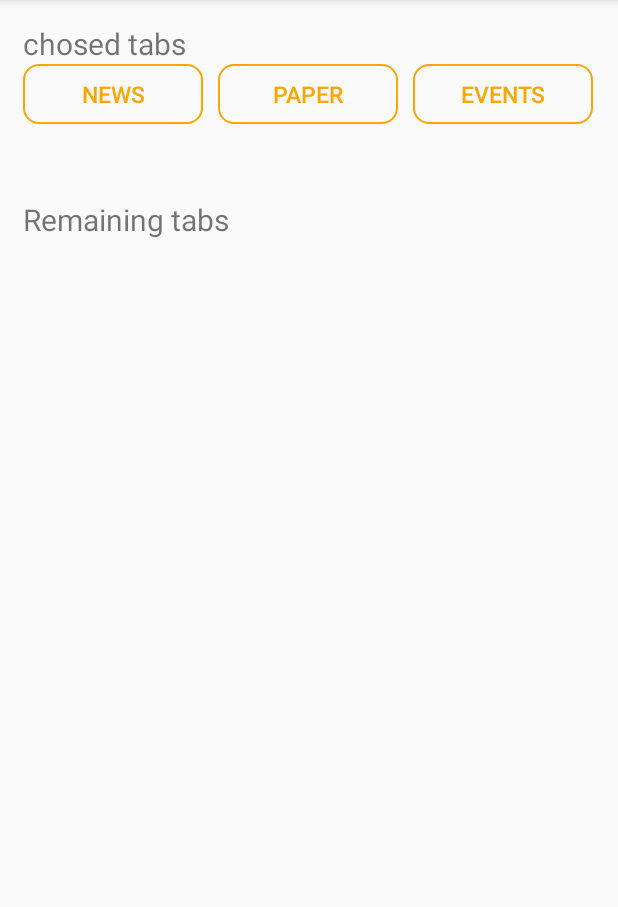
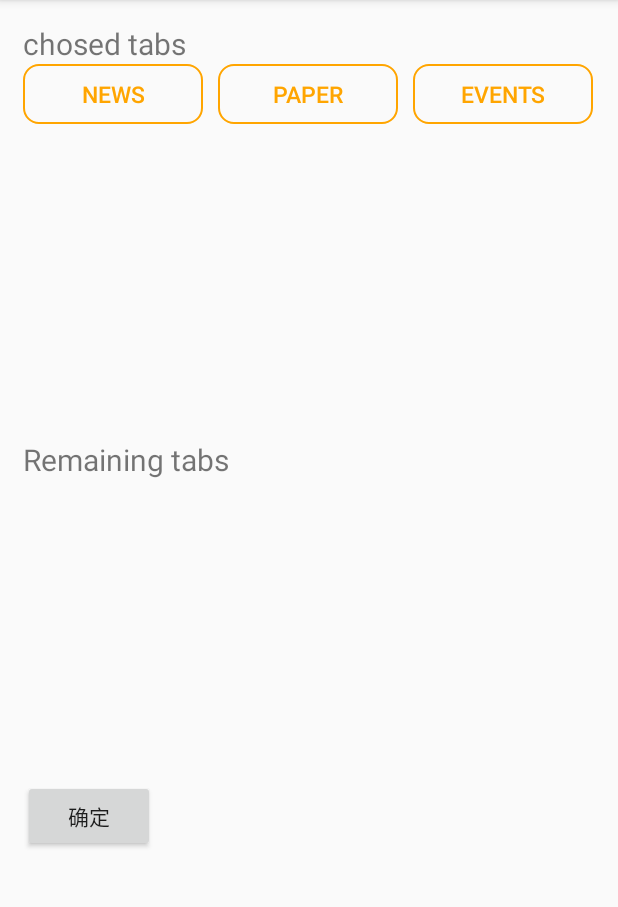
Before and after one commit to 515221650/BigHomework, an Android app: the screen it shows after launch (TabGridViewActivity), after a tap on an icon or button, on a phone screen of 412 x 824 dp, the part 84-991 px from its top. Run offline under Robolectric (Android 15) with nearby library versions, the phone set to English and light mode, and no system bars; libraries missing offline, so code that uses them is left out: com.scwang.smart; 7 statements that could not run were skipped.

Commit message:
finish tab function

```diff
--- a/app/src/main/java/com/example/bighomework/TabGridViewActivity.java
+++ b/app/src/main/java/com/example/bighomework/TabGridViewActivity.java
@@ -7,29 +7,48 @@ import android.os.Bundle;
 import android.util.Log;
 import android.view.View;
 import android.widget.AdapterView;
+import android.widget.Button;
 import android.widget.GridView;
 
 import androidx.appcompat.app.AppCompatActivity;
 
+import com.example.bighomework.common.DefineView;
 import com.google.android.material.tabs.TabLayout;
 
-public class TabGridViewActivity extends AppCompatActivity {
+public class TabGridViewActivity extends AppCompatActivity implements DefineView {
     private GridView mGv1, mGv2;
     private TabGridViewAdapter tabGridViewAdapter1, tabGridViewAdapter2;
+    private Button button;
     @Override
     protected void onCreate(Bundle savedInstanceState) {
         super.onCreate(savedInstanceState);
         setContentView(R.layout.tab_gridview_activity);
+        initView();
+        initValidData();
+        initListener();
+        binData();
+    }
 
+    @Override
+    public void initView() {
+        mGv1 = (GridView)findViewById(R.id.gd);
+        mGv2 = (GridView)findViewById(R.id.gd2);
+        button = (Button)findViewById(R.id.return_bth);
+    }
 
+    @Override
+    public void initValidData() {
         mGv1 = (GridView)findViewById(R.id.gd);
         mGv2 = (GridView)findViewById(R.id.gd2);
         Intent intent = getIntent();
         tabGridViewAdapter1 = new TabGridViewAdapter(TabGridViewActivity.this, intent.getStringArrayExtra("types"));
-        tabGridViewAdapter2 = new TabGridViewAdapter(TabGridViewActivity.this, null);
+        tabGridViewAdapter2 = new TabGridViewAdapter(TabGridViewActivity.this, intent.getStringArrayExtra("invisible_types"));
         mGv1.setAdapter(tabGridViewAdapter1);
         mGv2.setAdapter(tabGridViewAdapter2);
+    }
 
+    @Override
+    public void initListener() {
         mGv1.setOnItemClickListener(new AdapterView.OnItemClickListener() {
             @Override
             public void onItemClick(AdapterView<?> adapterView, View view, int i, long l) {
@@ -49,6 +68,20 @@ public class TabGridViewActivity extends AppCompatActivity {
                 tabGridViewAdapter2.delete(i);
             }
         });
+        button.setOnClickListener(new View.OnClickListener() {
+            @Override
+            public void onClick(View view) {
+                Intent intent = new Intent();
+                intent.putExtra("titles", tabGridViewAdapter1.getTypes());
+                intent.putExtra("invisible_titles", tabGridViewAdapter2.getTypes());
+                setResult(1, intent);
+                finish();
+            }
+        });
     }
 
+    @Override
+    public void binData() {
+
+    }
 }
--- a/app/src/main/java/com/example/bighomework/TabGridViewAdapter.java
+++ b/app/src/main/java/com/example/bighomework/TabGridViewAdapter.java
@@ -26,6 +26,11 @@ public class TabGridViewAdapter extends BaseAdapter {
             this.types.addAll(Arrays.asList(types));
 
     }
+
+    public String[] getTypes(){
+        return types.toArray(new String[0]);
+    }
+
     @Override
     public int getCount() {
         return types.size();
--- a/app/src/main/java/com/example/bighomework/fragment/MainInfoFragment.java
+++ b/app/src/main/java/com/example/bighomework/fragment/MainInfoFragment.java
@@ -29,6 +29,7 @@ public class MainInfoFragment extends BaseFragment implements DefineView {
     private ViewPager viewPager;
     private FixedPagerAdapter fixedPagerAdapter;
     private String[] titles = new String[]{"news", "paper", "events"};
+    private String[] invisbleTitles = new String[]{};
     private List<BaseFragment> fragments;
     @Nullable
     @Override
@@ -76,9 +77,19 @@ public class MainInfoFragment extends BaseFragment implements DefineView {
                 Log.d("yyds",getActivity().toString());
                 Intent intent = new Intent(getActivity(), TabGridViewActivity.class);
                 intent.putExtra("types", titles);
-                startActivity(intent);
+                intent.putExtra("invisible_types", invisbleTitles);
+
+                startActivityForResult(intent,1 );
             }
         });
+    }
+
+    @Override
+    public void onActivityResult(int requestCode, int resultCode, Intent data) {
+        super.onActivityResult(requestCode, resultCode, data);
+        titles = data.getStringArrayExtra("titles");
+        invisbleTitles = data.getStringArrayExtra("invisible_titles");
+        update();
     }
 
     @Override
@@ -86,14 +97,13 @@ public class MainInfoFragment extends BaseFragment implements DefineView {
 
     }
 
-    public void update()
+    private void update()
     {
-        String[] titles2 = new String[]{"11", "22"};
         fragments.clear();
-        for(int i=0;i<titles2.length;i++) {
-            fragments.add(PageFragment.newInstance(titles2[i]));
+        for (String tmp_title : titles) {
+            fragments.add(PageFragment.newInstance(tmp_title));
         }
         Log.d("size", fragments.size()+"size");
-        fixedPagerAdapter.updateList(fragments, titles2);
+        fixedPagerAdapter.updateList(fragments, titles);
     }
 }
--- a/app/src/main/res/layout/tab_gridview_activity.xml
+++ b/app/src/main/res/layout/tab_gridview_activity.xml
@@ -8,12 +8,12 @@
         android:layout_width="match_parent"
         android:layout_height="wrap_content"
         android:text="chosed tabs"
-        android:textSize="20dp"/>
+        android:textSize="@dimen/tab_text_size"/>
 
     <GridView
         android:id="@+id/gd"
         android:layout_width="match_parent"
-        android:layout_height="wrap_content"
+        android:layout_height="200dp"
         android:numColumns="3"
         android:verticalSpacing="10dp"
         android:horizontalSpacing="10dp"
@@ -24,14 +24,23 @@
         android:layout_width="match_parent"
         android:layout_height="wrap_content"
         android:text="Remaining tabs"
-        android:textSize="20dp"/>
+        android:textSize="@dimen/tab_text_size"/>
 
     <GridView
         android:id="@+id/gd2"
         android:layout_width="match_parent"
-        android:layout_height="wrap_content"
+        android:layout_height="200dp"
         android:numColumns="3"
         android:verticalSpacing="10dp"
         android:horizontalSpacing="10dp"
         />
+
+    <Button
+        android:id="@+id/return_bth"
+        android:layout_width="wrap_content"
+        android:layout_height="wrap_content"
+        android:gravity="center"
+        android:text="确定"
+        />
+
 </LinearLayout>
--- /dev/null
+++ b/app/src/main/res/values/size.xml
@@ -0,0 +1,5 @@
+<?xml version="1.0" encoding="utf-8"?>
+<resources>
+    <dimen name="tab_size">20dp</dimen>
+    <dimen name="tab_text_size">20sp</dimen>
+</resources>
```
